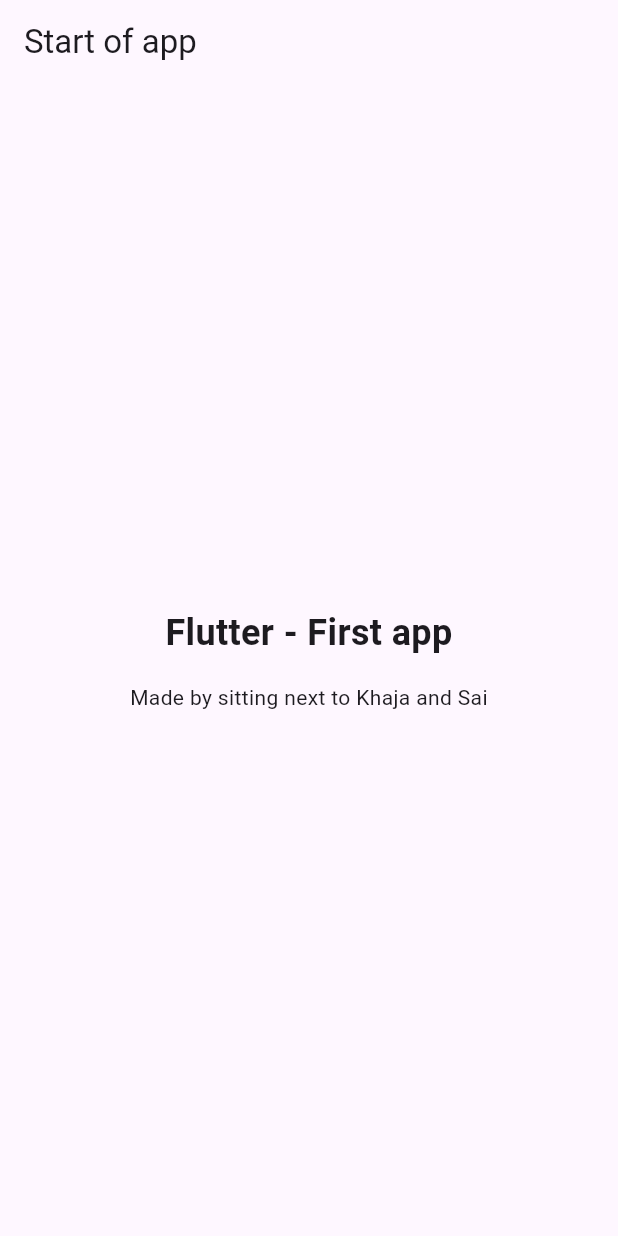
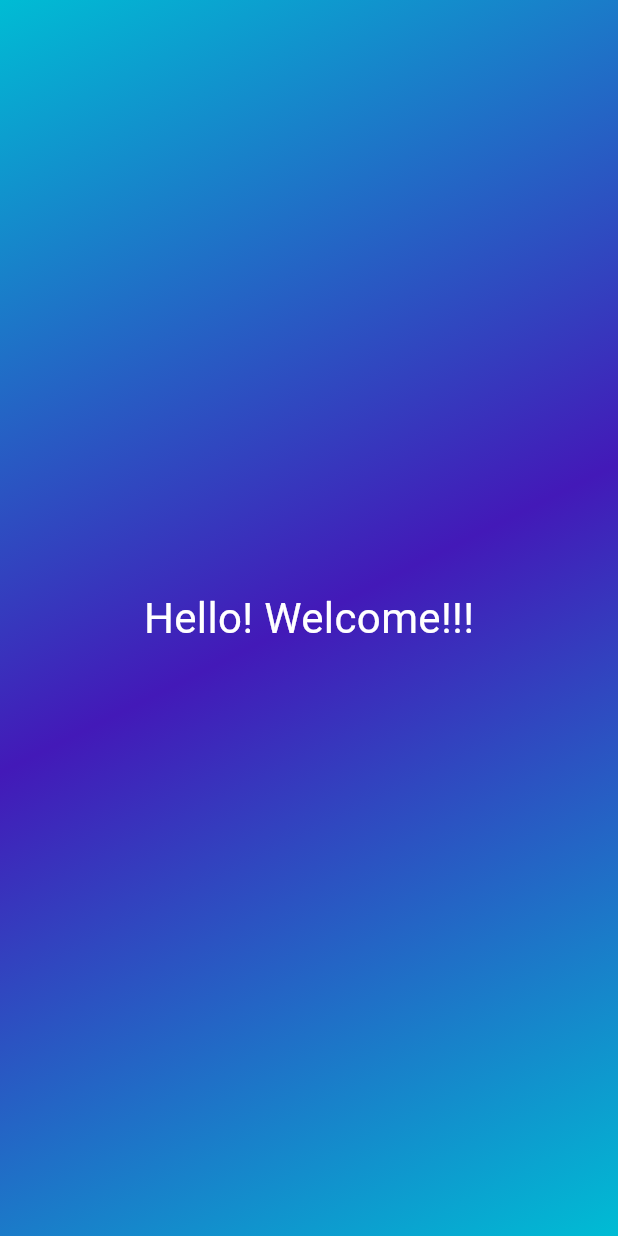
Before and after one commit to akashgkrishna/Learn-flutter, a Flutter app: the screen it shows after launch, on a phone screen of 412 x 824 dp. Run offline on Flutter 3.47's test engine with Material 3 defaults, Android fonts, the phone set to English and light mode, and no system bars.

Commit message:
Extracted container to another class extending StatelessWidget

```diff
--- a/lib/main.dart
+++ b/lib/main.dart
@@ -1,54 +1,32 @@
 import 'package:flutter/material.dart';
 
 void main() {
-  runApp(const MyApp());
+  runApp(
+    MaterialApp(
+      home: Scaffold(
+        body: GradientContainer() // GradientContainer constructor call
+      ),
+    ),
+  );
 }
 
-// With Flutter, you create user interfaces by combining "widgets"
-// You'll learn all about them (and much more) throughout this course!
-class MyApp extends StatelessWidget {
-  const MyApp({super.key});
-
-  // Every custom widget must have a build() method
-  // It tells Flutter, which widgets make up your custom widget
-  // Again: You'll learn all about that throughout the course!
+class GradientContainer extends StatelessWidget {
   @override
-  Widget build(BuildContext context) {
-    // Below, a bunch of built-in widgets are used (provided by Flutter)
-    // They will be explained in the next sections
-    // In this course, you will, of course, not just use them a lot but
-    // also learn about many other widgets!
-    return MaterialApp(
-      title: 'Flutter First App',
-      theme: ThemeData(useMaterial3: true),
-      home: Scaffold(
-        appBar: AppBar(
-          title: const Text('Start of app'),
-        ),
-        body: Container(
-          width: double.infinity,
-          padding: const EdgeInsets.all(12),
-          child: const Column(
-            mainAxisAlignment: MainAxisAlignment.center,
-            crossAxisAlignment: CrossAxisAlignment.center,
-            children: [
-              Text(
-                'Flutter - First app',
-                textAlign: TextAlign.center,
-                style: TextStyle(
-                  fontSize: 24,
-                  fontWeight: FontWeight.bold,
-                ),
-              ),
-              SizedBox(height: 16),
-              Text(
-                'Made by sitting next to Khaja and Sai',
-                textAlign: TextAlign.center,
-              ),
-            ],
+  Widget build(context) {
+    return Container(
+          decoration: const BoxDecoration(
+            gradient: LinearGradient(colors: [
+              Colors.cyan,
+              Color.fromARGB(255, 67, 25, 184),
+              Colors.cyan,
+            ], begin: Alignment.topLeft, end: Alignment.bottomRight),
           ),
-        ),
-      ),
-    );
+          child: const Center(
+            child: Text(
+              "Hello! Welcome!!!",
+              style: TextStyle(fontSize: 28, color: Colors.white),
+            ),
+          ),
+        );
   }
 }
```
Also changed, not shown: 1 other file.
